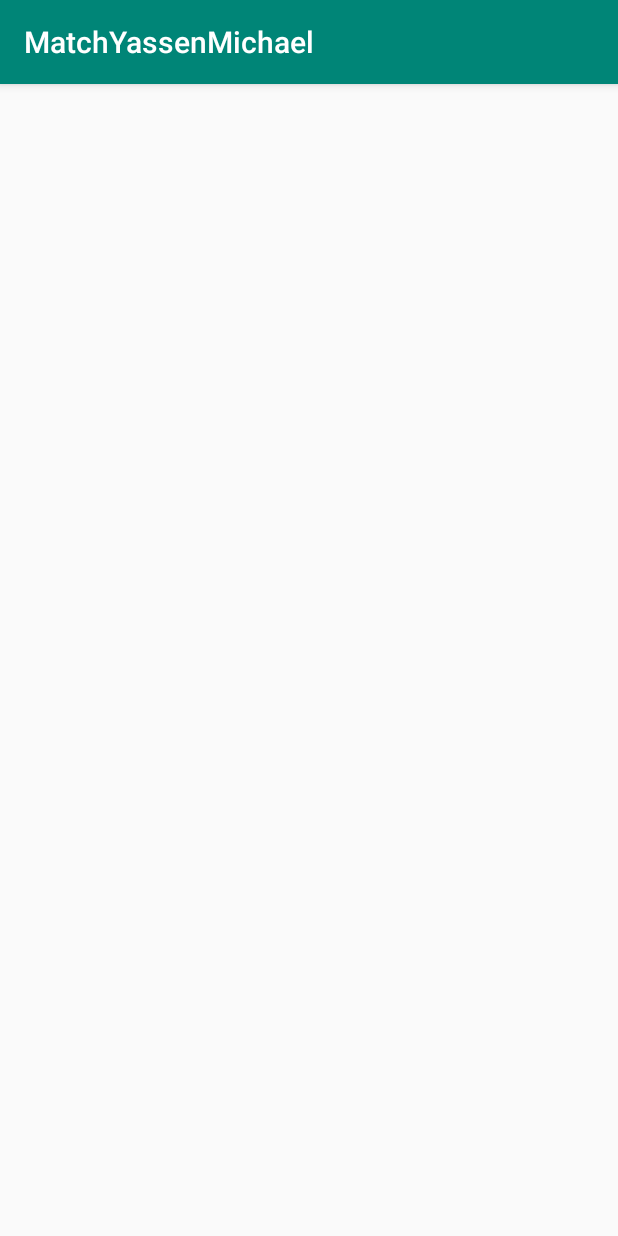
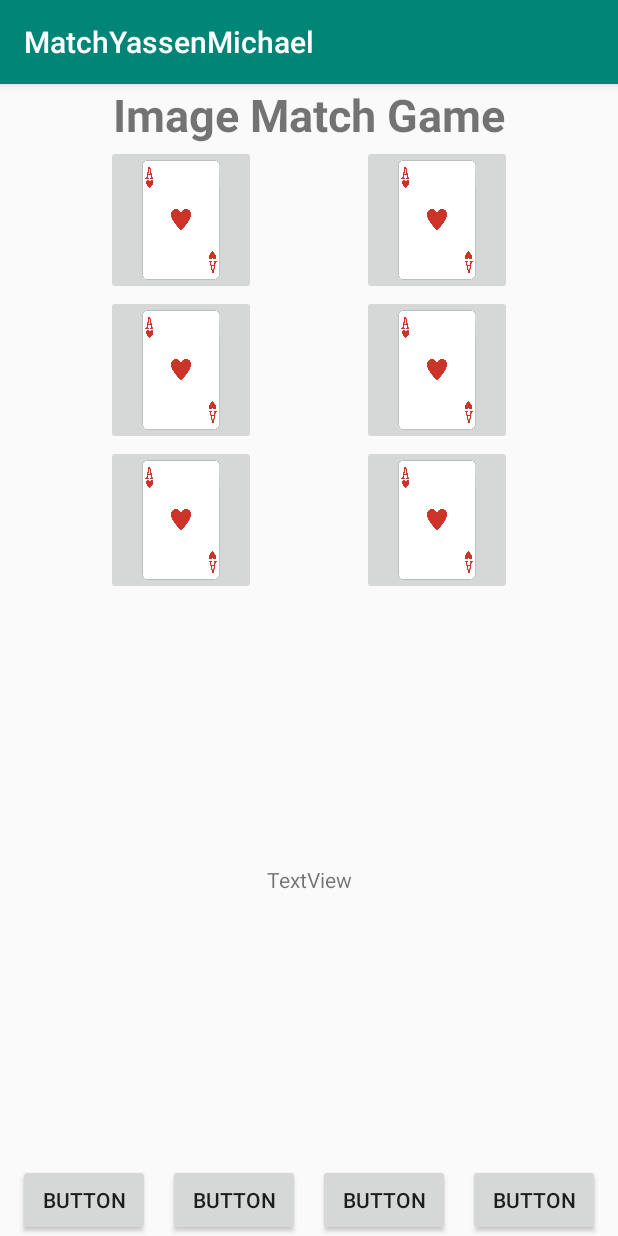
Before and after one commit to YasseenSemlali/AndroidMatchGame, an Android app: the screen it shows after launch (MainActivity), on a phone screen of 412 x 824 dp. Run offline under Robolectric (Android 15) with nearby library versions, the phone set to English and light mode, and no system bars.

Commit message:
placed xml objects

```diff
--- a/app/src/main/res/layout/activity_main.xml
+++ b/app/src/main/res/layout/activity_main.xml
@@ -4,4 +4,131 @@
     xmlns:tools="http://schemas.android.com/tools"
     android:layout_width="match_parent"
     android:layout_height="match_parent"
-    tools:context=".MainActivity"/>
+    tools:context=".MainActivity">
+
+    <TextView
+        android:id="@+id/Title"
+        android:layout_width="wrap_content"
+        android:layout_height="wrap_content"
+        android:text="@string/Title"
+        android:textAlignment="center"
+        android:textSize="30sp"
+        android:textStyle="bold"
+        app:layout_constraintEnd_toEndOf="parent"
+        app:layout_constraintStart_toStartOf="parent"
+        app:layout_constraintTop_toTopOf="parent" />
+
+    <ImageButton
+        android:id="@+id/imageButton1"
+        android:layout_width="100dp"
+        android:layout_height="100dp"
+        android:contentDescription="1st Card in the game"
+        android:scaleType="centerInside"
+        app:layout_constraintEnd_toStartOf="@+id/imageButton2"
+        app:layout_constraintStart_toStartOf="parent"
+        app:layout_constraintTop_toBottomOf="@+id/Title"
+        app:srcCompat="@drawable/AH" />
+
+    <ImageButton
+        android:id="@+id/imageButton2"
+        android:layout_width="100dp"
+        android:layout_height="100dp"
+        android:contentDescription="2nd Card in the game"
+        android:scaleType="centerInside"
+        app:layout_constraintEnd_toEndOf="parent"
+        app:layout_constraintStart_toEndOf="@+id/imageButton1"
+        app:layout_constraintTop_toBottomOf="@+id/Title"
+        app:srcCompat="@drawable/AH" />
+
+    <ImageButton
+        android:id="@+id/imageButton3"
+        android:layout_width="100dp"
+        android:layout_height="100dp"
+        android:contentDescription="2nd Card in the game"
+        android:scaleType="centerInside"
+        app:layout_constraintEnd_toStartOf="@+id/imageButton4"
+        app:layout_constraintStart_toStartOf="parent"
+        app:layout_constraintTop_toBottomOf="@+id/imageButton1"
+        app:srcCompat="@drawable/AH" />
+
+    <ImageButton
+        android:id="@+id/imageButton4"
+        android:layout_width="100dp"
+        android:layout_height="100dp"
+        android:contentDescription="2nd Card in the game"
+        android:scaleType="centerInside"
+        app:layout_constraintEnd_toEndOf="parent"
+        app:layout_constraintStart_toEndOf="@+id/imageButton3"
+        app:layout_constraintTop_toBottomOf="@+id/imageButton2"
+        app:srcCompat="@drawable/AH" />
+
+    <ImageButton
+        android:id="@+id/imageButton5"
+        android:layout_width="100dp"
+        android:layout_height="100dp"
+        android:contentDescription="2nd Card in the game"
+        android:scaleType="centerInside"
+        app:layout_constraintEnd_toStartOf="@+id/imageButton6"
+        app:layout_constraintStart_toStartOf="parent"
+        app:layout_constraintTop_toBottomOf="@+id/imageButton3"
+        app:srcCompat="@drawable/AH" />
+
+    <ImageButton
+        android:id="@+id/imageButton6"
+        android:layout_width="100dp"
+        android:layout_height="100dp"
+        android:contentDescription="2nd Card in the game"
+        android:scaleType="centerInside"
+        app:layout_constraintEnd_toEndOf="parent"
+        app:layout_constraintStart_toEndOf="@+id/imageButton5"
+        app:layout_constraintTop_toBottomOf="@+id/imageButton4"
+        app:srcCompat="@drawable/AH" />
+
+    <Button
+        android:id="@+id/button"
+        android:layout_width="wrap_content"
+        android:layout_height="wrap_content"
+        android:text="Button"
+        app:layout_constraintBottom_toBottomOf="parent"
+        app:layout_constraintEnd_toStartOf="@+id/button2"
+        app:layout_constraintStart_toStartOf="parent" />
+
+    <Button
+        android:id="@+id/button2"
+        android:layout_width="wrap_content"
+        android:layout_height="wrap_content"
+        android:text="Button"
+        app:layout_constraintBottom_toBottomOf="parent"
+        app:layout_constraintEnd_toStartOf="@+id/button3"
+        app:layout_constraintStart_toEndOf="@+id/button" />
+
+    <Button
+        android:id="@+id/button3"
+        android:layout_width="wrap_content"
+        android:layout_height="wrap_content"
+        android:text="Button"
+        app:layout_constraintBottom_toBottomOf="parent"
+        app:layout_constraintEnd_toStartOf="@+id/button4"
+        app:layout_constraintStart_toEndOf="@+id/button2" />
+
+    <Button
+        android:id="@+id/button4"
+        android:layout_width="wrap_content"
+        android:layout_height="wrap_content"
+        android:text="Button"
+        app:layout_constraintBottom_toBottomOf="parent"
+        app:layout_constraintEnd_toEndOf="parent"
+        app:layout_constraintStart_toEndOf="@+id/button3" />
+
+    <TextView
+        android:id="@+id/textView2"
+        android:layout_width="wrap_content"
+        android:layout_height="wrap_content"
+        android:text="TextView"
+        app:layout_constraintBottom_toTopOf="@+id/button"
+        app:layout_constraintEnd_toEndOf="parent"
+        app:layout_constraintStart_toStartOf="parent"
+        app:layout_constraintTop_toBottomOf="@+id/imageButton5" />
+
+
+</androidx.constraintlayout.widget.ConstraintLayout>
--- a/app/src/main/res/values/strings.xml
+++ b/app/src/main/res/values/strings.xml
@@ -1,3 +1,4 @@
 <resources>
     <string name="app_name">MatchYassenMichael</string>
+    <string name="Title">Image Match Game</string>
 </resources>
```
